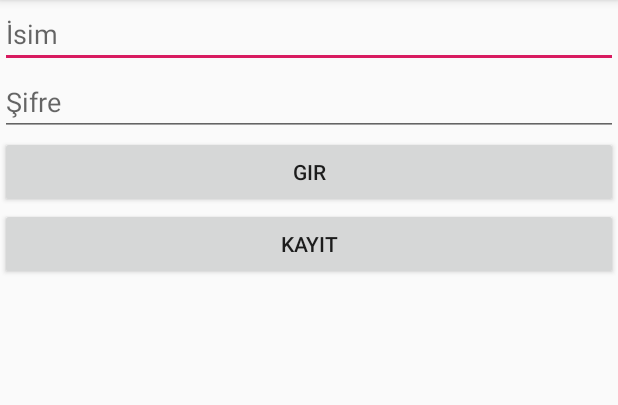
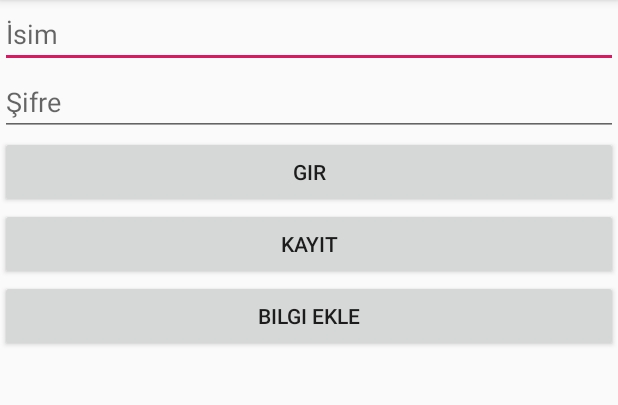
Before and after one commit to cakarakif/Smart-Display-Android, an Android app: the screen it shows after launch (Login), on a phone screen of 412 x 824 dp, the part 84-489 px from its top. Run offline under Robolectric (Android 15) with nearby library versions, the phone set to English and light mode, and no system bars; our stand-ins replace Firebase (no records; nobody signed in at launch, a user with empty details on screens opened directly).

Commit message:
database integration

```diff
--- a/SmartDisplay/app/src/main/java/com/example/smartdisplay/Login/Login.java
+++ b/SmartDisplay/app/src/main/java/com/example/smartdisplay/Login/Login.java
@@ -18,14 +18,22 @@ import com.google.android.gms.tasks.Task;
 import com.google.firebase.auth.AuthResult;
 import com.google.firebase.auth.FirebaseAuth;
 import com.google.firebase.auth.FirebaseUser;
+import com.google.firebase.database.DatabaseReference;
+import com.google.firebase.database.FirebaseDatabase;
+
+import java.util.HashMap;
+import java.util.Map;
 
 public class Login extends AppCompatActivity {
 
     EditText username, password;
-    Button login, register;
+    Button login, register, addInfo;
 
     FirebaseAuth auth;
     FirebaseUser user;
+
+    FirebaseDatabase database;
+    DatabaseReference reference;
 
     @Override
     protected void onCreate(Bundle savedInstanceState) {
@@ -42,8 +50,12 @@ public class Login extends AppCompatActivity {
 
         login = findViewById(R.id.login);
         register = findViewById(R.id.register);
+        addInfo = findViewById(R.id.addInfo);
 
         auth = FirebaseAuth.getInstance();
+
+        //kullanıcı giriş yapıp yapmadığının kontrolü
+        checkAuth();
 
         //Kayıt için yönlendirildi.
         register.setOnClickListener(new View.OnClickListener() {
@@ -60,6 +72,13 @@ public class Login extends AppCompatActivity {
                 loginUser(username.getText().toString(), password.getText().toString());
             }
         });
+
+        addInfo.setOnClickListener(new View.OnClickListener() {
+            @Override
+            public void onClick(View view) {
+                addInfo2Database();
+            }
+        });
     }
 
     private void checkAuth() {
@@ -67,9 +86,11 @@ public class Login extends AppCompatActivity {
         user = auth.getCurrentUser();
 
         if (user == null) {
-            //hata veya tepki verdir
+            //sayfaya yönlendir
+            Toast.makeText(getApplicationContext(), "kullanıcı sistemde", Toast.LENGTH_LONG).show();
         }else{
-
+            //sayfaya yönlendir
+            Toast.makeText(getApplicationContext(), "kullanıcı sistemde değil", Toast.LENGTH_LONG).show();
         }
     }
 
@@ -106,4 +127,16 @@ public class Login extends AppCompatActivity {
             }
         });
     }
+
+    //kullanıcı id'si ile database'e ona özel bilgiler ekleme
+    private void addInfo2Database(){
+        //kullancıya özel database bilgi ekleme için eklendi
+        database=FirebaseDatabase.getInstance();
+        reference=database.getReference("bilgi/"+user.getUid());
+
+        Map map=new HashMap();
+        map.put("boy","180");
+        map.put("yas",26);
+        reference.setValue(map);
+    }
 }
--- a/SmartDisplay/app/src/main/res/layout/activity_login.xml
+++ b/SmartDisplay/app/src/main/res/layout/activity_login.xml
@@ -40,6 +40,14 @@
 
         </Button>
 
+        <Button
+            android:id="@+id/addInfo"
+            android:text="Bilgi Ekle"
+            android:layout_width="match_parent"
+            android:layout_height="wrap_content">
+
+        </Button>
+
     </LinearLayout>
 
 
```
